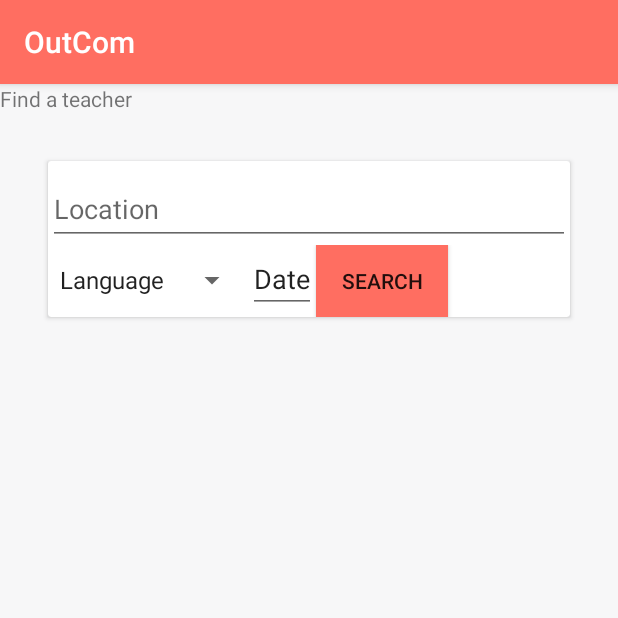
After one commit to jeanpierobom/jaguarteam-android, an Android app: the StudentHomeFragment screen opened through its navigation route, on a phone screen of 412 x 824 dp, the top half of it. The commit adds this screen. Run offline under Robolectric (Android 15) with nearby library versions, the phone set to English and light mode, and no system bars.

Commit message:
search screen created, not yet functional

```diff
--- a/Capstone/app/build.gradle
+++ b/Capstone/app/build.gradle
@@ -25,6 +25,7 @@ dependencies {
     implementation "android.arch.navigation:navigation-fragment:1.0.0"
     implementation "android.arch.navigation:navigation-ui:1.0.0"
     implementation 'com.android.support.constraint:constraint-layout:1.1.3'
+    implementation 'com.android.support:cardview-v7:28.0.0'
     testImplementation 'junit:junit:4.12'
     androidTestImplementation 'com.android.support.test:runner:1.0.2'
     androidTestImplementation 'com.android.support.test.espresso:espresso-core:3.0.2'
--- a/Capstone/app/src/main/java/com/example/capstone/SignInScreenFragment.java
+++ b/Capstone/app/src/main/java/com/example/capstone/SignInScreenFragment.java
@@ -24,6 +24,7 @@ public class SignInScreenFragment extends Fragment {
         View view = inflater.inflate(R.layout.sign_in_layout,container,false);
 
         signUpButton = view.findViewById(R.id.to_sign_up);
+        button = view.findViewById(R.id.sign_in_button);
 
         signUpButton.setOnClickListener(new View.OnClickListener() {
             @Override
@@ -32,6 +33,13 @@ public class SignInScreenFragment extends Fragment {
             }
         });
 
+        button.setOnClickListener(new View.OnClickListener() {
+            @Override
+            public void onClick(View v) {
+                Navigation.findNavController(getActivity(),R.id.navHostFragment).navigate(R.id.action_sign_in_screen_to_student_home_search);
+            }
+        });
+
         return view;
     }
 
--- /dev/null
+++ b/Capstone/app/src/main/java/com/example/capstone/StudentHomeFragment.java
@@ -0,0 +1,47 @@
+package com.example.capstone;
+
+import android.os.Bundle;
+import android.support.annotation.NonNull;
+import android.support.annotation.Nullable;
+import android.support.v4.app.Fragment;
+import android.view.LayoutInflater;
+import android.view.View;
+import android.view.ViewGroup;
+import android.widget.ArrayAdapter;
+import android.widget.Button;
+import android.widget.LinearLayout;
+import android.widget.ListView;
+
+import java.util.ArrayList;
+
+public class StudentHomeFragment extends Fragment {
+
+    Button searchButton;
+    ListView searchResults;
+    TeacherCardAdapter teacherCardAdapter;
+    String[] testNames = {"Anderson Borbs", "Jean Pierot", "Cassius Montanhes", "Gian Pasta", "Ed Cabron"};
+    ArrayList<Teacher> teachers;
+    @Nullable
+    @Override
+    public View onCreateView(@NonNull final LayoutInflater inflater, @Nullable ViewGroup container, @Nullable Bundle savedInstanceState) {
+        final View view = inflater.inflate(R.layout.student_home_layout,container,false);
+
+        searchButton = view.findViewById(R.id.home_search_button);
+        searchResults = view.findViewById(R.id.home_search_results);
+        teachers = new ArrayList<Teacher>();
+
+        searchButton.setOnClickListener(new View.OnClickListener() {
+            @Override
+            public void onClick(View v) {
+                for(int i = 0; i<testNames.length; i++){
+                    Teacher t = new Teacher(testNames[i]);
+                    teachers.add(t);
+                }
+                teacherCardAdapter = new TeacherCardAdapter(getContext(),teachers);
+                searchResults.setAdapter(teacherCardAdapter);
+            }
+        });
+
+        return view;
+    }
+}
--- a/Capstone/app/src/main/res/layout/sign_in_layout.xml
+++ b/Capstone/app/src/main/res/layout/sign_in_layout.xml
@@ -56,9 +56,10 @@
             android:text="TextView" />
 
         <Button
-            android:id="@+id/button"
+            android:id="@+id/sign_in_button"
             android:layout_width="match_parent"
             android:layout_height="wrap_content"
+            android:background="@color/colorPrimary"
             android:text="@string/sign_in_button" />
 
         <TextView
--- a/Capstone/app/src/main/res/layout/sign_up_layout.xml
+++ b/Capstone/app/src/main/res/layout/sign_up_layout.xml
@@ -83,6 +83,7 @@
             android:id="@+id/button"
             android:layout_width="match_parent"
             android:layout_height="wrap_content"
+            android:background="@color/colorPrimary"
             android:text="@string/sign_up" />
 
 
--- /dev/null
+++ b/Capstone/app/src/main/res/layout/student_home_layout.xml
@@ -0,0 +1,85 @@
+<?xml version="1.0" encoding="utf-8"?>
+<LinearLayout
+    xmlns:android="http://schemas.android.com/apk/res/android"
+    android:layout_width="match_parent"
+    android:layout_height="match_parent"
+    android:orientation="vertical"
+    android:background="@color/background_color">
+
+    <TextView
+        android:layout_width="match_parent"
+        android:layout_height="wrap_content"
+        android:text="@string/student_home_header"/>
+
+    <android.support.v7.widget.CardView
+        xmlns:card_view="http://schemas.android.com/apk/res-auto"
+        android:layout_width="match_parent"
+        android:layout_height="wrap_content"
+        android:layout_margin="@dimen/Standard_Margin"
+        android:padding="@dimen/card_padding">
+
+        <LinearLayout
+            android:layout_width="match_parent"
+            android:layout_height="wrap_content"
+            android:orientation="vertical">
+
+            <android.support.design.widget.TextInputLayout
+                android:layout_width="match_parent"
+                android:layout_height="wrap_content">
+
+                <android.support.design.widget.TextInputEditText
+                    android:id="@+id/location"
+                    android:layout_width="match_parent"
+                    android:layout_height="wrap_content"
+                    android:hint="@string/student_home_location" />
+
+            </android.support.design.widget.TextInputLayout>
+
+            <LinearLayout
+                android:layout_width="match_parent"
+                android:layout_height="wrap_content"
+                android:orientation="horizontal">
+
+                <Spinner
+                    android:id="@+id/language"
+                    android:layout_width="wrap_content"
+                    android:layout_height="wrap_content"
+                    android:entries="@array/student_home_languages"
+                    />
+
+                <EditText
+                    android:id="@+id/date"
+                    android:layout_width="wrap_content"
+                    android:layout_height="wrap_content"
+                    android:inputType="date"
+                    android:text="@string/student_home_date" />
+
+                <Button
+                    android:id="@+id/home_search_button"
+                    android:layout_width="wrap_content"
+                    android:layout_height="wrap_content"
+                    android:text="@string/student_home_search"
+                    android:background="@color/colorPrimary"/>
+            </LinearLayout>
+
+
+        </LinearLayout>
+
+        </android.support.v7.widget.CardView>
+
+        <TextView
+            android:layout_width="match_parent"
+            android:layout_height="wrap_content"
+            android:text=""/>
+
+    <ListView
+        android:id="@+id/home_search_results"
+        android:layout_width="match_parent"
+        android:layout_height="match_parent"
+        android:orientation="vertical"
+        android:padding="@dimen/card_padding">
+
+
+    </ListView>
+
+</LinearLayout>
--- a/Capstone/app/src/main/res/navigation/nav_graph.xml
+++ b/Capstone/app/src/main/res/navigation/nav_graph.xml
@@ -14,6 +14,9 @@
         <action
             android:id="@+id/action_sign_in_screen_to_sign_up_screen"
             app:destination="@+id/sign_up_screen" />
+        <action
+            android:id="@+id/action_sign_in_screen_to_student_home_search"
+            app:destination="@id/student_home_search" />
     </fragment>
 
     <fragment
@@ -22,4 +25,11 @@
         android:label="Sign In Fragment"
         tools:layout="@layout/sign_up_layout"
         ></fragment>
+
+    <fragment
+        android:id="@+id/student_home_search"
+        android:name="com.example.capstone.StudentHomeFragment"
+        android:label="Student Home Search"
+        tools:layout="@layout/student_home_layout"
+        ></fragment>
 </navigation>
--- a/Capstone/app/src/main/res/values/colors.xml
+++ b/Capstone/app/src/main/res/values/colors.xml
@@ -1,6 +1,7 @@
 <?xml version="1.0" encoding="utf-8"?>
 <resources>
-    <color name="colorPrimary">#008577</color>
+    <color name="colorPrimary">#FF6E61</color>
     <color name="colorPrimaryDark">#00574B</color>
     <color name="colorAccent">#D81B60</color>
+    <color name="background_color">#F7F7F8</color>
 </resources>
--- /dev/null
+++ b/Capstone/app/src/main/res/values/dimens.xml
@@ -0,0 +1,5 @@
+<?xml version="1.0" encoding="utf-8"?>
+<resources>
+    <dimen name="Standard_Margin">32dp</dimen>
+    <dimen name="card_padding">16dp</dimen>
+</resources>
--- a/Capstone/app/src/main/res/values/strings.xml
+++ b/Capstone/app/src/main/res/values/strings.xml
@@ -1,8 +1,5 @@
 <resources>
     <string name="app_name">OutCom</string>
-    <string name="sign_in">Sign in</string>
-    <string name="input_hint_placeholder">label</string>
-    <string name="input_placeholder_placeholder">placeholder</string>
 
     <string name="sign_in_header">Log in</string>
     <string name="sign_in_email">Email</string>
@@ -17,4 +14,23 @@
     <string name="sign_up_confirm_password">Confirm password</string>
     <string name="sign_up_birthday">Day of birth</string>
     <string name="sign_up">Sign up</string>
+
+    <string name="student_home_header">Find a teacher</string>
+    <string name="student_home_location">Location</string>
+    <string name="student_home_date">Date</string>
+    <string name="student_home_search">Search</string>
+
+    <string name="teacher_card_teaching">Teaches</string>
+    <string name="teacher_card_placeholder">Placeholder</string>
+    <string name="teacher_card_hourly_rate">Hourly Rate</string>
+    <string name="teacher_card_distance">Distance</string>
+
+
+    <string-array name="student_home_languages">
+        <item>Language</item>
+        <item>A</item>
+        <item>B</item>
+        <item>C</item>
+    </string-array>
+
 </resources>
```
Also changed, not shown: Capstone/app/src/main/java/com/example/capstone/APICallBack.java (added, +7 -0 lines), Capstone/app/src/main/java/com/example/capstone/APICaller.java (added, +49 -0 lines), Capstone/app/src/main/java/com/example/capstone/Teacher.java (added, +47 -0 lines), Capstone/app/src/main/java/com/example/capstone/TeacherCardAdapter.java (added, +44 -0 lines), Capstone/app/src/main/res/layout/teacher_card.xml (added, +99 -0 lines).
